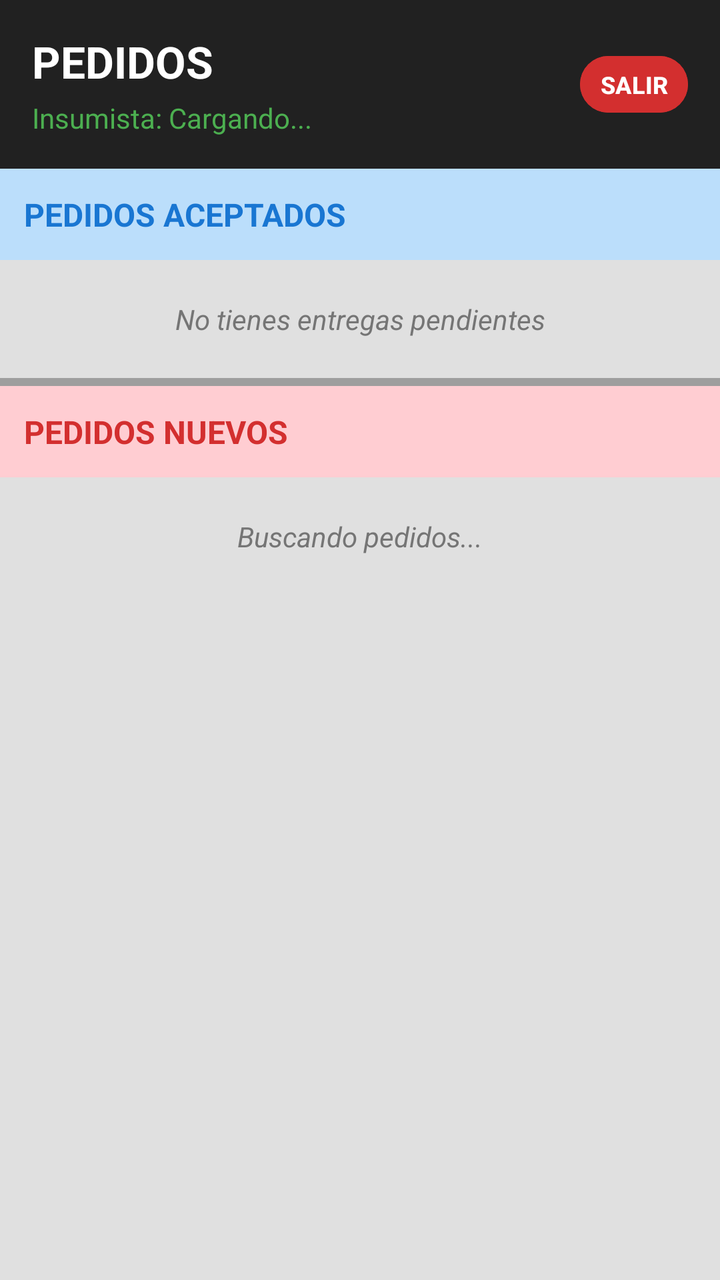
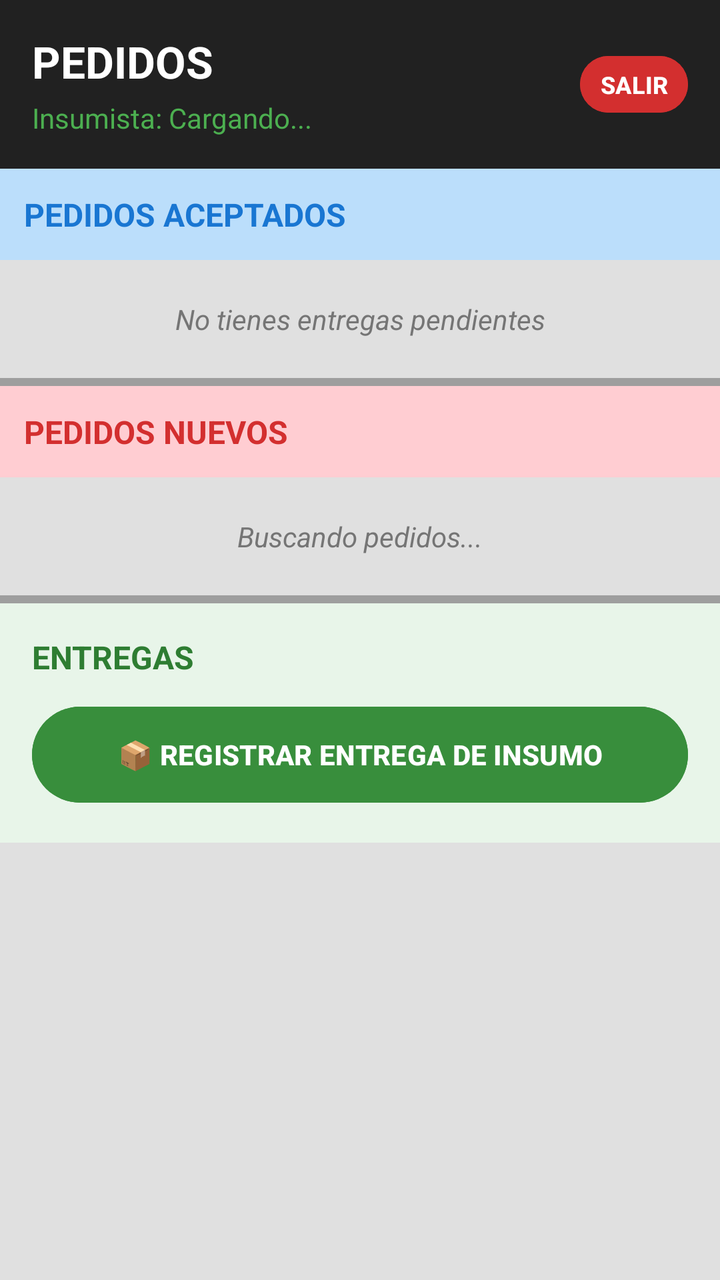

Two renders of the same Android screen: before a commit and after it. Below are the layout's source before the change and the commit's diff.
<!-- AndroidManifest.xml: application theme Theme.Controller -->
<!-- res/layout/activity_bandeja_insumos.xml -->
<?xml version="1.0" encoding="utf-8"?>
<LinearLayout xmlns:android="http://schemas.android.com/apk/res/android"
    android:layout_width="match_parent"
    android:layout_height="match_parent"
    android:orientation="vertical"
    android:background="#E0E0E0"
    android:fitsSystemWindows="true">

    <LinearLayout
        android:layout_width="match_parent"
        android:layout_height="wrap_content"
        android:background="#212121"
        android:padding="16dp"
        android:orientation="horizontal"
        android:gravity="center_vertical">
        <LinearLayout
            android:layout_width="0dp"
            android:layout_height="wrap_content"
            android:layout_weight="1"
            android:orientation="vertical">
            <TextView
                android:layout_width="wrap_content"
                android:layout_height="wrap_content"
                android:text="PEDIDOS"
                android:textColor="#FFFFFF"
                android:textSize="22sp"
                android:textStyle="bold"/>
            <TextView
                android:id="@+id/tvUsuarioLogueado"
                android:layout_width="wrap_content"
                android:layout_height="wrap_content"
                android:text="Insumista: Cargando..."
                android:textColor="#4CAF50"
                android:textSize="14sp"
                android:layout_marginTop="4dp"/>
        </LinearLayout>
        <Button
            android:id="@+id/btnCerrarSesion"
            android:layout_width="wrap_content"
            android:layout_height="wrap_content"
            android:minHeight="0dp"
            android:minWidth="0dp"
            android:paddingHorizontal="10dp"
            android:text="SALIR"
            android:textSize="12sp"
            android:backgroundTint="#D32F2F"
            android:textColor="#FFFFFF"
            android:textStyle="bold"/>
    </LinearLayout>

    <androidx.core.widget.NestedScrollView
        android:layout_width="match_parent"
        android:layout_height="match_parent"
        android:fillViewport="true">

        <LinearLayout
            android:layout_width="match_parent"
            android:layout_height="wrap_content"
            android:orientation="vertical">

            <TextView
                android:layout_width="match_parent"
                android:layout_height="wrap_content"
                android:text="PEDIDOS ACEPTADOS"
                android:textColor="#1976D2"
                android:textStyle="bold"
                android:padding="12dp"
                android:textSize="16sp"
                android:background="#BBDEFB"/>

            <TextView
                android:id="@+id/tvSinAsignados"
                android:layout_width="match_parent"
                android:layout_height="wrap_content"
                android:text="No tienes entregas pendientes"
                android:gravity="center"
                android:padding="20dp"
                android:textStyle="italic"
                android:textColor="#757575"/>

            <androidx.recyclerview.widget.RecyclerView
                android:id="@+id/rvAsignados"
                android:layout_width="match_parent"
                android:layout_height="wrap_content"
                android:nestedScrollingEnabled="false" /> <View
            android:layout_width="match_parent"
            android:layout_height="4dp"
            android:background="#9E9E9E"/>

            <TextView
                android:layout_width="match_parent"
                android:layout_height="wrap_content"
                android:text="PEDIDOS NUEVOS"
                android:textColor="#D32F2F"
                android:textStyle="bold"
                android:padding="12dp"
                android:textSize="16sp"
                android:background="#FFCDD2"/>

            <TextView
                android:id="@+id/tvSinPedidos"
                android:layout_width="match_parent"
                android:layout_height="wrap_content"
                android:text="Buscando pedidos..."
                android:gravity="center"
                android:padding="20dp"
                android:textStyle="italic"
                android:textColor="#757575"/>

            <androidx.recyclerview.widget.RecyclerView
                android:id="@+id/rvPedidos"
                android:layout_width="match_parent"
                android:layout_height="wrap_content"
                android:nestedScrollingEnabled="false" /> </LinearLayout>
    </androidx.core.widget.NestedScrollView>

</LinearLayout>
<!-- resources referenced by this layout -->
<resources>
  <style name="Theme.Controller" parent="Base.Theme.Controller" />
  <style name="Base.Theme.Controller" parent="Theme.Material3.DayNight.NoActionBar">
          
          
      </style>
</resources>

<!-- the commit's change to res/layout/activity_bandeja_insumos.xml (unified diff, before → after) -->
@@ -111,7 +111,40 @@
                 android:id="@+id/rvPedidos"
                 android:layout_width="match_parent"
                 android:layout_height="wrap_content"
-                android:nestedScrollingEnabled="false" /> </LinearLayout>
+                android:nestedScrollingEnabled="false" />
+
+            <View
+                android:layout_width="match_parent"
+                android:layout_height="4dp"
+                android:background="#9E9E9E"/>
+
+            <LinearLayout
+                android:layout_width="match_parent"
+                android:layout_height="wrap_content"
+                android:background="#E8F5E9"
+                android:padding="16dp"
+                android:orientation="vertical">
+
+                <TextView
+                    android:layout_width="match_parent"
+                    android:layout_height="wrap_content"
+                    android:text="ENTREGAS"
+                    android:textColor="#2E7D32"
+                    android:textStyle="bold"
+                    android:textSize="16sp"
+                    android:layout_marginBottom="10dp"/>
+
+                <Button
+                    android:id="@+id/btnEntregarInsumo"
+                    android:layout_width="match_parent"
+                    android:layout_height="56dp"
+                    android:text="📦 REGISTRAR ENTREGA DE INSUMO"
+                    android:textColor="#FFFFFF"
+                    android:textStyle="bold"
+                    android:backgroundTint="#388E3C"/>
+            </LinearLayout>
+
+        </LinearLayout>
     </androidx.core.widget.NestedScrollView>
 
 </LinearLayout>
